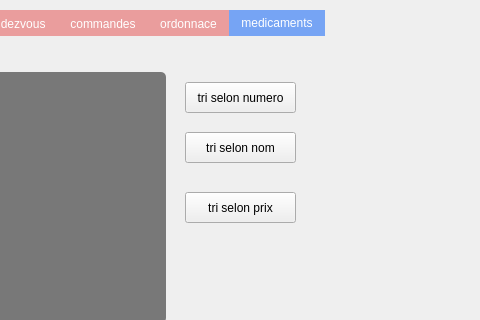
Above: mainwindow.ui from fedinaimi/E-health_2A4 before the change; both pictures show x 365 to 845 and y 0 to 320 of the 970 by 631 pixel window. Below: the same form after it.
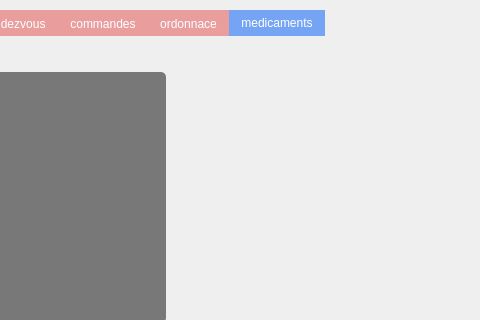
That is the form after the change. The open tabs and pages were chosen to show the change. Icons and pictures are not drawn.

Patch:
```diff
--- a/mainwindow.ui
+++ b/mainwindow.ui
@@ -2998,45 +2998,6 @@
 </string>
         </property>
        </widget>
-       <widget class="QPushButton" name="pushButton_59">
-        <property name="geometry">
-         <rect>
-          <x>550</x>
-          <y>20</y>
-          <width>111</width>
-          <height>31</height>
-         </rect>
-        </property>
-        <property name="text">
-         <string>tri selon numero</string>
-        </property>
-       </widget>
-       <widget class="QPushButton" name="pushButton_60">
-        <property name="geometry">
-         <rect>
-          <x>550</x>
-          <y>70</y>
-          <width>111</width>
-          <height>31</height>
-         </rect>
-        </property>
-        <property name="text">
-         <string>tri selon nom</string>
-        </property>
-       </widget>
-       <widget class="QPushButton" name="pushButton_61">
-        <property name="geometry">
-         <rect>
-          <x>550</x>
-          <y>130</y>
-          <width>111</width>
-          <height>31</height>
-         </rect>
-        </property>
-        <property name="text">
-         <string>tri selon prix</string>
-        </property>
-       </widget>
       </widget>
       <widget class="QWidget" name="tab_32">
        <attribute name="title">
```
Left out of the diff: 111 changed lines with no effect on the pictures.
